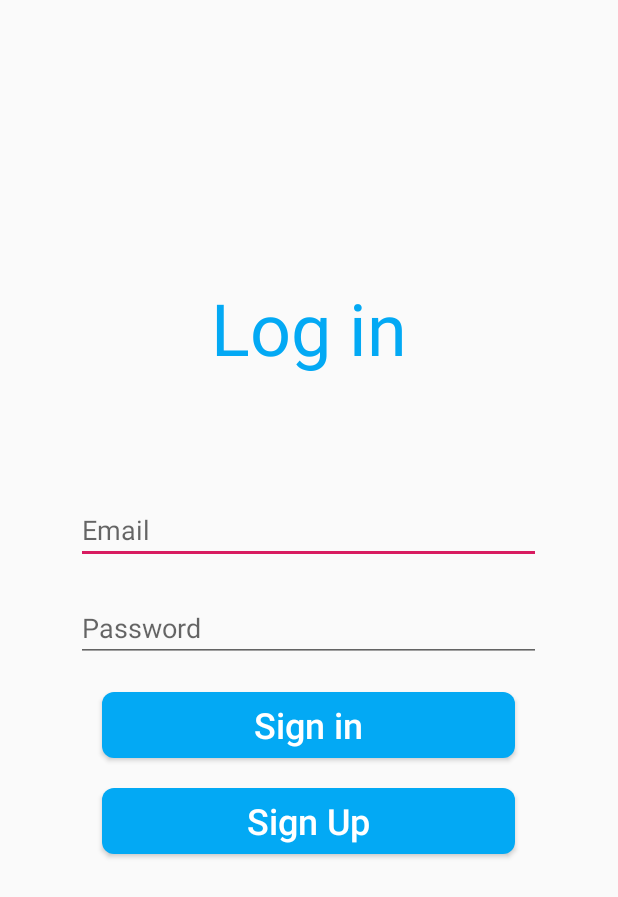
After one commit to Qrune/SnackPlus, an Android app: the layout log_in_main.xml on its own in the app's theme, with its tools: preview values and no code run, on a phone screen of 412 x 824 dp. The commit adds this screen. Shown: the top 897 px of the screen. Run offline under Robolectric (Android 15) with nearby library versions, the phone set to English and light mode, and no system bars.

Commit message:
finished some of the layout, added color and string res

```diff
--- a/app/build.gradle
+++ b/app/build.gradle
@@ -26,6 +26,7 @@ dependencies {
     implementation fileTree(dir: 'libs', include: ['*.jar'])
     implementation"org.jetbrains.kotlin:kotlin-stdlib-jdk7:$kotlin_version"
     implementation 'com.android.support:appcompat-v7:28.0.0'
+    implementation 'com.android.support:recyclerview-v7:28.0.0'
     implementation 'com.android.support.constraint:constraint-layout:1.1.3'
     testImplementation 'junit:junit:4.12'
     androidTestImplementation 'com.android.support.test:runner:1.0.2'
--- /dev/null
+++ b/app/src/main/res/drawable/btn_rounded.xml
@@ -0,0 +1,5 @@
+<?xml version="1.0" encoding="utf-8"?>
+<shape xmlns:android="http://schemas.android.com/apk/res/android" android:shape="rectangle">
+    <solid android:color="@color/colorBlue"/>
+    <corners android:radius="8dp"/>
+</shape>
--- /dev/null
+++ b/app/src/main/res/layout/log_in_main.xml
@@ -0,0 +1,60 @@
+<?xml version="1.0" encoding="utf-8"?>
+<RelativeLayout xmlns:android="http://schemas.android.com/apk/res/android"
+                android:layout_width="match_parent"
+                android:layout_height="match_parent">
+
+    <TextView
+            android:id="@+id/log_in"
+            android:layout_width="wrap_content"
+            android:layout_height="wrap_content"
+            android:layout_centerHorizontal="true"
+            android:layout_alignParentTop="true"
+            android:layout_marginTop="186dp"
+            android:text="@string/log_in"
+            android:textColor="@color/colorBlue"
+            android:textSize="48sp"
+    />
+    <EditText
+            android:id="@+id/login_email"
+            android:layout_width="310dp"
+            android:layout_height="wrap_content"
+            android:layout_below="@+id/log_in"
+            android:layout_centerHorizontal="true"
+            android:layout_marginTop="80dp"
+            android:hint="@string/email"
+
+    />
+    <EditText
+            android:id="@+id/login_password"
+            android:layout_width="310dp"
+            android:inputType="textPassword"
+            android:layout_height="wrap_content"
+            android:layout_below="@+id/login_email"
+            android:layout_centerHorizontal="true"
+            android:layout_marginTop="20dp"
+            android:hint="@string/password"
+    />
+    <Button android:layout_width="275dp"
+            android:layout_height="44dp"
+            android:id="@+id/btn_login_login"
+            android:layout_below="@+id/login_password"
+            android:layout_marginTop="20dp"
+            android:layout_centerHorizontal="true"
+            android:background="@drawable/btn_rounded"
+            android:text="@string/sign_in"
+            android:textColor="@color/colorWhite"
+            android:textSize="24sp"
+            android:textAllCaps="false"/>
+    <Button android:layout_width="275dp"
+            android:layout_height="44dp"
+            android:background="@drawable/btn_rounded"
+            android:id="@+id/btn_login_signup"
+            android:layout_below="@+id/btn_login_login"
+            android:layout_marginTop="20dp"
+            android:layout_centerHorizontal="true"
+            android:text="@string/sign_up"
+            android:textColor="@color/colorWhite"
+            android:textSize="24sp"
+            android:textAllCaps="false"/>
+
+</RelativeLayout>
--- a/app/src/main/res/values/colors.xml
+++ b/app/src/main/res/values/colors.xml
@@ -1,6 +1,9 @@
 <?xml version="1.0" encoding="utf-8"?>
 <resources>
-    <color name="colorPrimary">#008577</color>
+    <color name="colorBlueDark">#1B3E73</color>
+    <color name="colorBlue">#03A9F4</color>
+    <color name="colorBlueBright">#6AC9F5</color>
     <color name="colorPrimaryDark">#00574B</color>
     <color name="colorAccent">#D81B60</color>
+    <color name="colorWhite">#FFF</color>
 </resources>
--- a/app/src/main/res/values/strings.xml
+++ b/app/src/main/res/values/strings.xml
@@ -1,3 +1,17 @@
 <resources>
     <string name="app_name">SnackPlus</string>
+    <string name="snack_">Snack+</string>
+    <string name="customer_">Customer</string>
+    <string name="driver_">Driver</string>
+    <string name="log_in">Log in</string>
+    <string name="email">Email</string>
+    <string name="password">Password</string>
+    <string name="sign_in">Sign in</string>
+    <string name="sign_up">Sign Up</string>
+    <string name="customer_sign_up">Sign Up</string>
+    <string name="name">Name</string>
+    <string name="address">Address</string>
+    <string name="tel">Tel</string>
+    <string name="input_your_address">Input Your Address</string>
+    <string name="order">Order</string>
 </resources>
```
Also changed, not shown: app/src/main/res/drawable-v24/rectangle.xml (added, +21 -0 lines), app/src/main/res/layout/customer_checkout_main.xml (added, +50 -0 lines), app/src/main/res/layout/customer_item_select_main.xml (added, +13 -0 lines), app/src/main/res/layout/recycler_view_item.xml (added, +20 -0 lines), app/src/main/res/layout/sign_up_main.xml (added, +74 -0 lines), app/src/main/res/layout/start_up_main.xml (added, +40 -0 lines), app/src/main/res/values/styles.xml (+9 -1 lines).
